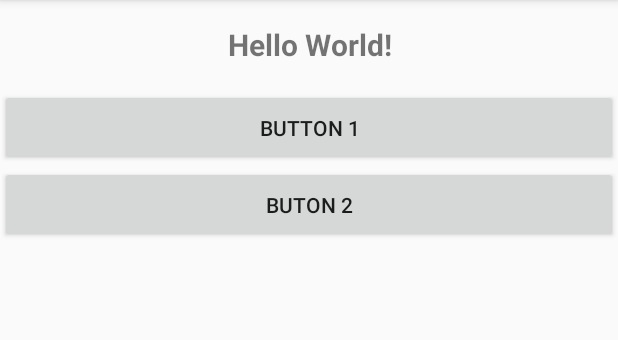
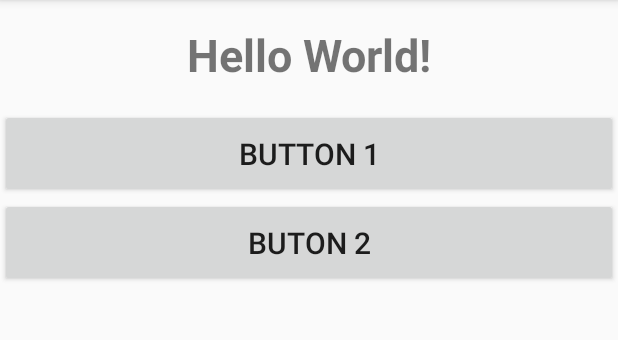
Before and after one commit to ZebGentry/FBLA-Mobile-Project, an Android app: the screen it shows after launch (MainActivity), on a phone screen of 412 x 824 dp, the part 84-424 px from its top. Run offline under Robolectric (Android 15) with nearby library versions, the phone set to English and light mode, and no system bars.

Commit message:
hey we finally got it working!!! :)

```diff
--- a/app/src/main/res/layout/activity_main.xml
+++ b/app/src/main/res/layout/activity_main.xml
@@ -17,7 +17,7 @@
         android:paddingBottom="16dp"
         android:textAlignment="center"
         android:textStyle="bold"
-        android:textSize="20dp"
+        android:textSize="30dp"
         android:id="@+id/textbox1"
         />
 
@@ -31,6 +31,7 @@
         android:paddingLeft="16dp"
         android:paddingRight="16dp"
         android:id="@+id/button1"
+        android:textSize="20dp"
         />
 
     <Button
@@ -43,6 +44,7 @@
         android:paddingBottom="16dp"
         android:paddingRight="16dp"
         android:paddingTop="16dp"
+        android:textSize="20dp"
         />
 
 </RelativeLayout>
```
